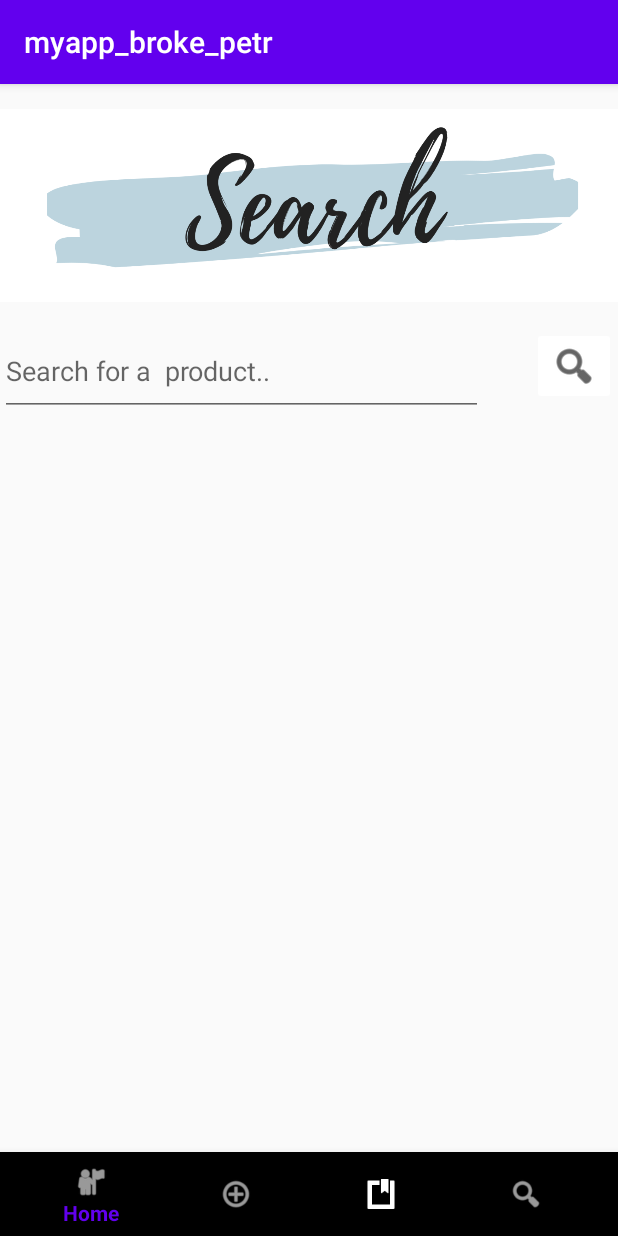
After one commit to vinitasan979/brokePtr, an Android app: the fragment SearchFragment placed in its activity, on a phone screen of 412 x 824 dp. The commit adds this screen. Run offline under Robolectric (Android 15) with nearby library versions, the phone set to English and light mode, and no system bars; our stand-ins replace Firebase (no records; nobody signed in at launch, a user with empty details on screens opened directly).

Commit message:
Search Functionality Implemented

```diff
--- /dev/null
+++ b/app/src/main/java/com/example/myapp_broke_petr/Fragments/SearchFragment.java
@@ -0,0 +1,139 @@
+package com.example.myapp_broke_petr.Fragments;
+
+import android.content.Context;
+import android.os.Bundle;
+
+import androidx.annotation.NonNull;
+import androidx.annotation.Nullable;
+import androidx.fragment.app.Fragment;
+import androidx.recyclerview.widget.DividerItemDecoration;
+import androidx.recyclerview.widget.LinearLayoutManager;
+import androidx.recyclerview.widget.RecyclerView;
+
+import android.view.LayoutInflater;
+import android.view.View;
+import android.view.ViewGroup;
+import android.widget.EditText;
+import android.widget.ImageButton;
+import android.widget.TextView;
+import android.widget.Toast;
+
+import com.example.myapp_broke_petr.Adapters.TransAdapter;
+import com.example.myapp_broke_petr.R;
+import com.example.myapp_broke_petr.Transaction;
+import com.google.firebase.auth.FirebaseAuth;
+import com.google.firebase.auth.FirebaseUser;
+import com.google.firebase.database.DataSnapshot;
+import com.google.firebase.database.DatabaseError;
+import com.google.firebase.database.DatabaseReference;
+import com.google.firebase.database.FirebaseDatabase;
+import com.google.firebase.database.ValueEventListener;
+
+import java.util.ArrayList;
+
+
+public class SearchFragment extends Fragment {
+
+    //UI components
+    Context context;
+    EditText etSearchInput;
+    ImageButton ibSearch;
+    RecyclerView rvSearchItems;
+
+
+    private FirebaseDatabase database;
+    private DatabaseReference myRef;
+    FirebaseAuth mAuth;
+    FirebaseUser curr_user;
+
+    private ArrayList<Transaction> searchResults; //list of all purchases by user
+    private RecyclerView.Adapter adapter;
+
+
+
+
+    public SearchFragment() {
+        // Required empty public constructor
+    }
+
+
+
+    @Override
+    public void onCreate(Bundle savedInstanceState) {
+        super.onCreate(savedInstanceState);
+    }
+
+    @Override
+    public View onCreateView(LayoutInflater inflater, ViewGroup container,
+                             Bundle savedInstanceState) {
+        // Inflate the layout for this fragment
+        context=getContext();
+        return inflater.inflate(R.layout.fragment_search, container, false);
+    }
+
+    @Override
+    public void onViewCreated(@NonNull View view, @Nullable Bundle savedInstanceState) {
+        super.onViewCreated(view, savedInstanceState);
+        //connect components to varibles
+        etSearchInput=view.findViewById(R.id.etSearchInput);
+        ibSearch=view.findViewById(R.id.ibSearch);
+
+        //Set up Recycler view components
+        rvSearchItems=view.findViewById(R.id.rvSearch);
+        searchResults= new ArrayList<Transaction>();
+        rvSearchItems.setLayoutManager(new LinearLayoutManager(context));
+        rvSearchItems.addItemDecoration(new DividerItemDecoration(rvSearchItems.getContext(),DividerItemDecoration.VERTICAL));
+
+        //initialize firebase components
+        mAuth = FirebaseAuth.getInstance();
+        curr_user=mAuth.getCurrentUser();
+        database= FirebaseDatabase.getInstance();
+        myRef=database.getReference(curr_user.getUid()).child("transactions");
+
+        //when button is clicked, read through transactions and find products that match the result
+        ibSearch.setOnClickListener(new View.OnClickListener() {
+            @Override
+            public void onClick(View view) {
+                //get String that needs to be search
+                //convert to lowercase so search is not case sensitive
+                final String searchString=etSearchInput.getText().toString().toLowerCase();
+
+                myRef.addValueEventListener(new ValueEventListener() {
+                    @Override
+                    public void onDataChange(@NonNull DataSnapshot snapshot) {
+                        searchResults.clear(); //restart data to get most recent data
+                        for (DataSnapshot d: snapshot.getChildren())
+                        {
+
+                            Transaction t= d.getValue(Transaction.class); //make value a transaction object
+                            //Create the list allPurchases based on the selected category
+                            if(searchString.equals(t.getProduct().toLowerCase()))
+                            {
+                                searchResults.add(t);
+                            }
+                        }
+                        adapter= new TransAdapter(context,searchResults);
+                        rvSearchItems.setAdapter(adapter);
+                        adapter.notifyDataSetChanged();
+
+                        if(searchResults.size()==0)
+                        {
+                            Toast.makeText(context, "No Results Found", Toast.LENGTH_LONG).show();
+                            etSearchInput.setText("");
+
+                        }
+
+                    }
+
+                    @Override
+                    public void onCancelled(@NonNull DatabaseError error) {
+
+                    }
+
+        });
+
+
+    }
+});
+    }
+}
--- a/app/src/main/java/com/example/myapp_broke_petr/Main2Activity.java
+++ b/app/src/main/java/com/example/myapp_broke_petr/Main2Activity.java
@@ -11,6 +11,7 @@ import android.widget.Toast;
 
 import com.example.myapp_broke_petr.Fragments.AddItemFragment;
 import com.example.myapp_broke_petr.Fragments.HomeFragment;
+import com.example.myapp_broke_petr.Fragments.SearchFragment;
 import com.example.myapp_broke_petr.Fragments.ViewTransFragment;
 import com.google.android.material.bottomnavigation.BottomNavigationView;
 
@@ -36,24 +37,37 @@ public class Main2Activity extends AppCompatActivity {
                 {
                     fragment= new HomeFragment();
 
-                    Toast.makeText(Main2Activity.this, "Clicked on Home", Toast.LENGTH_SHORT).show();
+                    //Toast.makeText(Main2Activity.this, "Clicked on Home", Toast.LENGTH_SHORT).show();
 
                 }
                 else if(menuItem.getItemId() == R.id.opAdd)
                 {
-                    Toast.makeText(Main2Activity.this, "Clicked on Add", Toast.LENGTH_SHORT).show();
+                    //Toast.makeText(Main2Activity.this, "Clicked on Add", Toast.LENGTH_SHORT).show();
                     fragment= new AddItemFragment();
 
 
                 }
 
-                if(menuItem.getItemId() == R.id.opTrans)
+                else if(menuItem.getItemId() == R.id.opTrans)
                 {
                     fragment= new ViewTransFragment();
 
-                    Toast.makeText(Main2Activity.this, "Clicked on Trans", Toast.LENGTH_SHORT).show();
+                    //Toast.makeText(Main2Activity.this, "Clicked on Trans", Toast.LENGTH_SHORT).show();
 
                 }
+                else if(menuItem.getItemId() == R.id.opSearch)
+                {
+                    //Toast.makeText(Main2Activity.this, "Clicked on Search", Toast.LENGTH_SHORT).show();
+                    fragment= new SearchFragment();
+
+
+                }
+                else{
+                    fragment= new HomeFragment();
+
+                }
+
+
                 fragmentManager.beginTransaction().replace(R.id.flContainer, fragment).commit();
 
                 return true;
--- /dev/null
+++ b/app/src/main/res/layout/fragment_search.xml
@@ -0,0 +1,51 @@
+<?xml version="1.0" encoding="utf-8"?>
+<androidx.constraintlayout.widget.ConstraintLayout
+    xmlns:android="http://schemas.android.com/apk/res/android"
+    xmlns:app="http://schemas.android.com/apk/res-auto"
+    xmlns:tools="http://schemas.android.com/tools"
+    android:layout_width="match_parent"
+    android:layout_height="match_parent"
+    tools:context=".Fragments.SearchFragment">
+
+    <EditText
+        android:id="@+id/etSearchInput"
+        android:layout_width="322dp"
+        android:layout_height="59dp"
+        android:ems="10"
+        android:hint="Search for a  product.."
+        android:inputType="textPersonName"
+        app:layout_constraintStart_toStartOf="parent"
+        app:layout_constraintTop_toBottomOf="@+id/imageView" />
+
+    <ImageButton
+        android:id="@+id/ibSearch"
+        android:layout_width="wrap_content"
+        android:layout_height="wrap_content"
+        android:backgroundTint="#FFFFFF"
+        android:src="@android:drawable/ic_menu_search"
+        android:tint="@android:color/black"
+        app:layout_constraintEnd_toEndOf="parent"
+
+        app:layout_constraintHorizontal_bias="0.964"
+        app:layout_constraintStart_toEndOf="@+id/etSearchInput"
+        app:layout_constraintTop_toBottomOf="@+id/imageView" />
+
+    <ImageView
+        android:id="@+id/imageView"
+        android:layout_width="419dp"
+        android:layout_height="162dp"
+        android:src="@drawable/search_header"
+        app:layout_constraintEnd_toEndOf="parent"
+        app:layout_constraintStart_toStartOf="parent"
+        app:layout_constraintTop_toTopOf="parent" />
+
+    <androidx.recyclerview.widget.RecyclerView
+        android:id="@+id/rvSearch"
+        android:layout_width="412dp"
+        android:layout_height="449dp"
+        android:layout_marginTop="24dp"
+        app:layout_constraintEnd_toEndOf="parent"
+        app:layout_constraintStart_toStartOf="parent"
+        app:layout_constraintTop_toBottomOf="@+id/etSearchInput" />
+
+</androidx.constraintlayout.widget.ConstraintLayout>
--- a/app/src/main/res/menu/menu_bottom_navigation.xml
+++ b/app/src/main/res/menu/menu_bottom_navigation.xml
@@ -21,4 +21,10 @@
         android:title="Transactions"
         android:visible="true"
         app:showAsAction="always" />
+    <item
+        android:id="@+id/opSearch"
+        android:icon="@android:drawable/ic_menu_search"
+        android:title="Search"
+        android:visible="true"
+        app:showAsAction="always" />
 </menu>
```
Also changed, not shown: app/src/main/res/drawable-v24/blue_grad.jpg (deleted), app/src/main/res/drawable/delete_icon.png (deleted), app/src/main/res/drawable/search_header.png (added).
